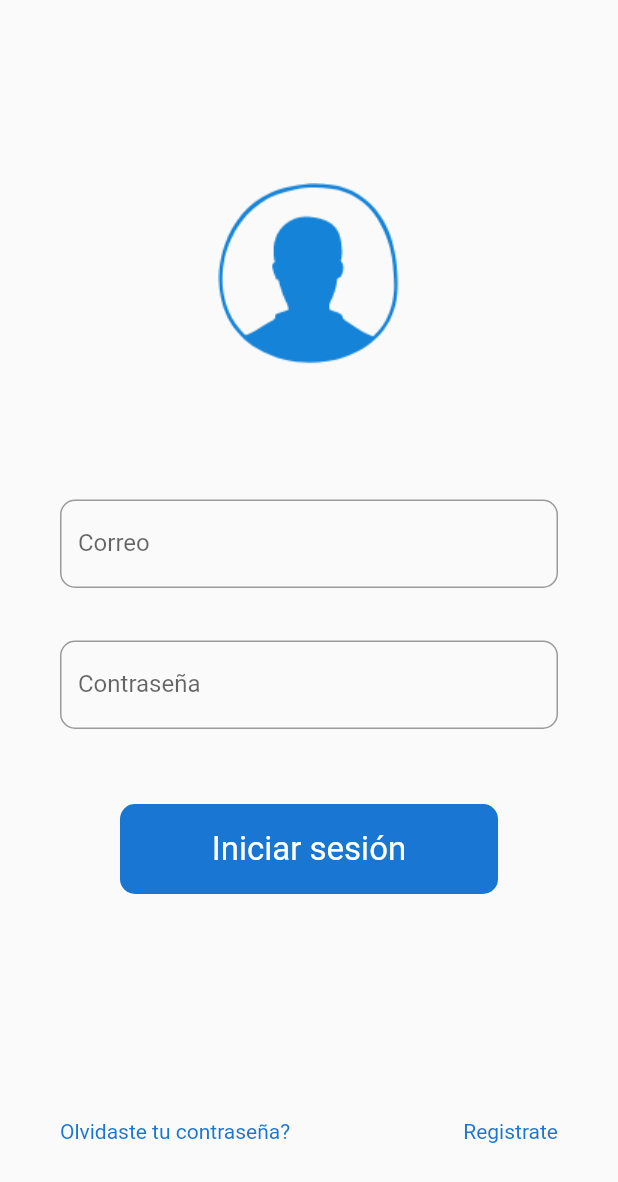
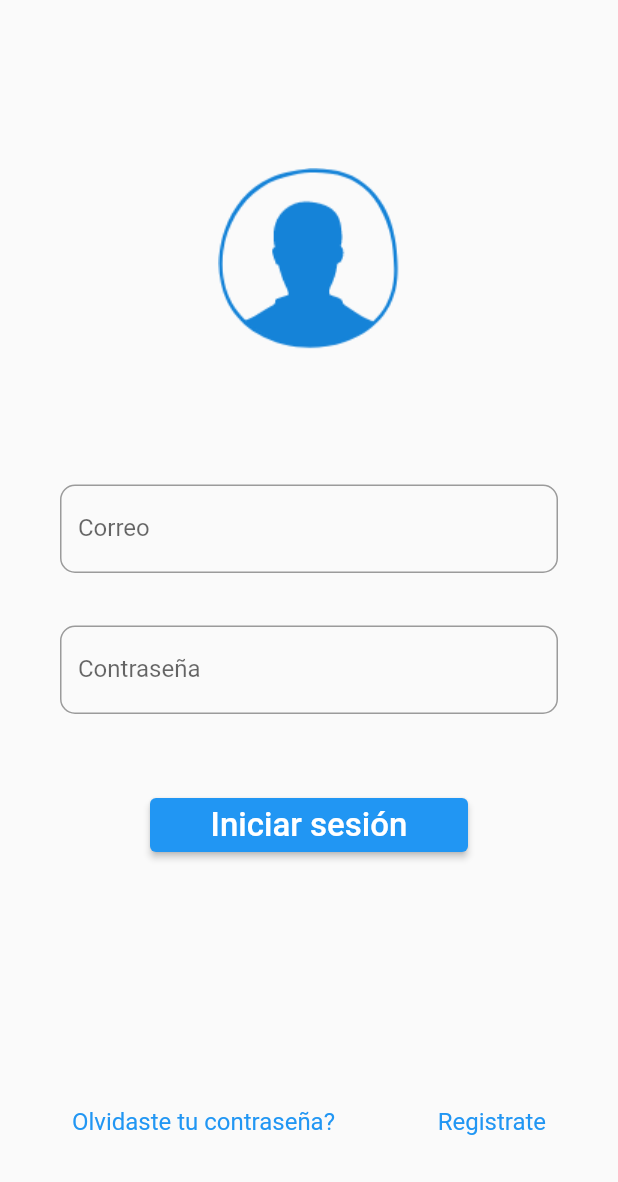
Before and after one commit to JomaMP/covid-radar, a Flutter app: the screen it shows after launch, on a phone screen of 412 x 824 dp. Shown: the top 1182 px of the screen. Run offline on Flutter 3.47's test engine with Material 2 defaults, Android fonts, the phone set to English and light mode, and no system bars.

Commit message:
registro maquetado

```diff
--- a/covidapp/lib/main.dart
+++ b/covidapp/lib/main.dart
@@ -1,4 +1,4 @@
-import 'package:covidapp/ui/home_page.dart';
+import 'package:covidapp/ui/login.dart';
 import 'package:flutter/material.dart';
 
 void main() => runApp(MyApp());
@@ -13,7 +13,7 @@ class MyApp extends StatelessWidget {
         brightness: Brightness.light,
         primarySwatch: Colors.blue,
       ),
-      home: HomePage(),
+      home: Login(),
     );
   }
 }
--- /dev/null
+++ b/covidapp/lib/ui/login.dart
@@ -0,0 +1,89 @@
+import 'package:covidapp/ui/registro.dart';
+import 'package:flutter/material.dart';
+
+class Login extends StatelessWidget {
+  void registroPress(BuildContext context) {
+    Navigator.of(context).push(MaterialPageRoute(
+      builder: (_) => Registro(),
+    ));
+  }
+
+  @override
+  Widget build(BuildContext context) {
+    return Scaffold(
+      body: Center(
+        child: SingleChildScrollView(
+          child: Column(
+            crossAxisAlignment: CrossAxisAlignment.center,
+            children: [
+              const SizedBox(
+                height: 100,
+              ),
+              Image.asset('assets/Media - Avatar.png'),
+              const SizedBox(
+                height: 50,
+              ),
+              Padding(
+                  padding: EdgeInsets.all(40),
+                  child: Column(
+                      crossAxisAlignment: CrossAxisAlignment.start,
+                      children: <Widget>[
+                        TextField(
+                            keyboardType: TextInputType.text,
+                            decoration: InputDecoration(
+                                labelText: "Correo",
+                                border: OutlineInputBorder(
+                                  borderRadius:
+                                      BorderRadius.all(Radius.circular(10.0)),
+                                ))),
+                        SizedBox(height: 35),
+                        TextField(
+                            decoration: InputDecoration(
+                                labelText: "Contraseña",
+                                border: OutlineInputBorder(
+                                  borderRadius:
+                                      BorderRadius.all(Radius.circular(10.0)),
+                                ))),
+                        SizedBox(height: 15),
+                        SizedBox(height: 35),
+                        Padding(
+                          padding: const EdgeInsets.symmetric(horizontal: 60),
+                          child: ElevatedButton(
+                            onPressed: () {},
+                            child: Center(
+                              child: Text("Iniciar sesión",
+                                  style: TextStyle(
+                                      color: Colors.white, fontSize: 22)),
+                            ),
+                          ),
+                        ),
+                        SizedBox(height: 150),
+                        Row(
+                            crossAxisAlignment: CrossAxisAlignment.center,
+                            mainAxisAlignment: MainAxisAlignment.spaceBetween,
+                            children: <Widget>[
+                              TextButton(
+                                style: TextButton.styleFrom(
+                                  textStyle: const TextStyle(
+                                      fontSize: 16, color: Color(0xFF1976D2)),
+                                ),
+                                onPressed: () {},
+                                child: const Text('Olvidaste tu contraseña?'),
+                              ),
+                              TextButton(
+                                style: TextButton.styleFrom(
+                                  textStyle: const TextStyle(
+                                      fontSize: 16, color: Color(0xFF1976D2)),
+                                ),
+                                onPressed: () => registroPress(context),
+                                child: const Text('Registrate'),
+                              ),
+                            ])
+                      ])),
+            ],
+          ),
+        ),
+      ),
+    );
+  }
+}
--- a/covidapp/lib/ui/home_page.dart
+++ b/covidapp/lib/ui/registro.dart
@@ -1,6 +1,6 @@
 import 'package:flutter/material.dart';
 
-class HomePage extends StatelessWidget {
+class Registro extends StatelessWidget {
   @override
   Widget build(BuildContext context) {
     return Scaffold(
@@ -10,11 +10,11 @@ class HomePage extends StatelessWidget {
             crossAxisAlignment: CrossAxisAlignment.center,
             children: [
               const SizedBox(
-                height: 100,
+                height: 50,
               ),
               Image.asset('assets/Media - Avatar.png'),
               const SizedBox(
-                height: 50,
+                height: 20,
               ),
               Padding(
                   padding: EdgeInsets.all(40),
@@ -24,7 +24,34 @@ class HomePage extends StatelessWidget {
                         TextField(
                             keyboardType: TextInputType.text,
                             decoration: InputDecoration(
+                                labelText: "Nombre Completo",
+                                border: OutlineInputBorder(
+                                  borderRadius:
+                                      BorderRadius.all(Radius.circular(10.0)),
+                                ))),
+                        SizedBox(height: 35),
+                        TextField(
+                            keyboardType: TextInputType.text,
+                            decoration: InputDecoration(
                                 labelText: "Correo",
+                                border: OutlineInputBorder(
+                                  borderRadius:
+                                      BorderRadius.all(Radius.circular(10.0)),
+                                ))),
+                        SizedBox(height: 35),
+                        TextField(
+                            keyboardType: TextInputType.text,
+                            decoration: InputDecoration(
+                                labelText: "Telefono",
+                                border: OutlineInputBorder(
+                                  borderRadius:
+                                      BorderRadius.all(Radius.circular(10.0)),
+                                ))),
+                        SizedBox(height: 35),
+                        TextField(
+                            keyboardType: TextInputType.text,
+                            decoration: InputDecoration(
+                                labelText: "Fecha de nacimiento",
                                 border: OutlineInputBorder(
                                   borderRadius:
                                       BorderRadius.all(Radius.circular(10.0)),
@@ -40,32 +67,17 @@ class HomePage extends StatelessWidget {
                         SizedBox(height: 15),
                         SizedBox(height: 35),
                         Padding(
-                          padding: const EdgeInsets.symmetric(horizontal: 40),
-                          child: Container(
-                            height: 60,
-                            width: MediaQuery.of(context).size.width,
-                            decoration: BoxDecoration(
-                              color: Colors.blue[700],
-                              borderRadius:
-                                  BorderRadius.all(Radius.circular(10.0)),
-                            ),
+                          padding: const EdgeInsets.symmetric(horizontal: 60),
+                          child: ElevatedButton(
+                            onPressed: () {},
                             child: Center(
-                              child: Text("Iniciar sesión",
+                              child: Text("Registrar",
                                   style: TextStyle(
                                       color: Colors.white, fontSize: 22)),
                             ),
                           ),
                         ),
                         SizedBox(height: 150),
-                        Row(
-                            crossAxisAlignment: CrossAxisAlignment.center,
-                            mainAxisAlignment: MainAxisAlignment.spaceBetween,
-                            children: <Widget>[
-                              Text("Olvidaste tu contraseña?",
-                                  style: TextStyle(color: Colors.blue[700])),
-                              Text(" Registrate",
-                                  style: TextStyle(color: Colors.blue[700])),
-                            ])
                       ])),
             ],
           ),
```
